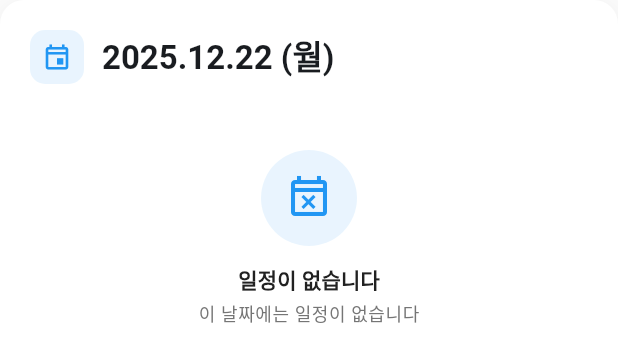
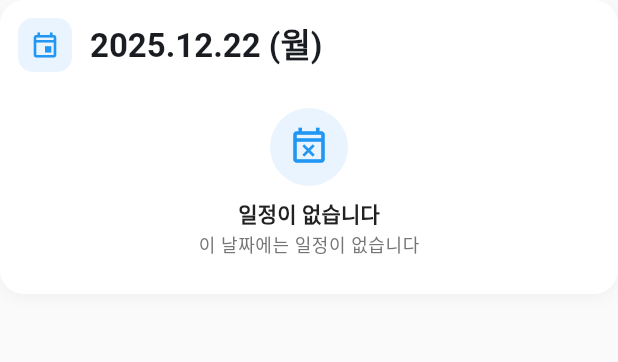
Before and after one commit to rbtc2/Jiwonham, a Flutter app: the CalendarScheduleList widget shown alone on an empty page, opened directly with empty values, on a phone screen of 412 x 824 dp. Shown: the top 362 px of the screen. Run offline on Flutter 3.47's test engine with Material 3 defaults, Android fonts, the phone set to English and light mode, and no system bars; our stand-ins replace shared_preferences; accounts and stored records are empty; Roboto replaces fonts that are missing (Pretendard).

Commit message:
캘린더ui수정중

```diff
--- a/lib/screens/calendar/widgets/calendar_schedule_list.dart
+++ b/lib/screens/calendar/widgets/calendar_schedule_list.dart
@@ -37,7 +37,9 @@ class CalendarScheduleList extends StatelessWidget {
     final dateText = '${_formatDate(selectedDate)} ($dayOfWeek)';
 
     return ModernCard(
-      padding: const EdgeInsets.all(20.0),
+      padding: const EdgeInsets.all(12.0),
+      child: SingleChildScrollView(
+        physics: const AlwaysScrollableScrollPhysics(),
         child: Column(
           crossAxisAlignment: CrossAxisAlignment.start,
           mainAxisSize: MainAxisSize.min,
@@ -47,26 +49,26 @@ class CalendarScheduleList extends StatelessWidget {
               icon: Icons.event_outlined,
               iconColor: AppColors.primary,
             ),
-          const SizedBox(height: 20),
+            const SizedBox(height: 12),
             if (events.isEmpty)
               Padding(
-              padding: const EdgeInsets.symmetric(vertical: 24),
+                padding: const EdgeInsets.symmetric(vertical: 12),
                 child: Center(
                   child: Column(
                     children: [
                       Container(
-                      padding: const EdgeInsets.all(16),
+                        padding: const EdgeInsets.all(12),
                         decoration: BoxDecoration(
                           color: AppColors.primary.withValues(alpha: 0.1),
                           shape: BoxShape.circle,
                         ),
                         child: Icon(
                           Icons.event_busy_outlined,
-                        size: 32,
+                          size: 28,
                           color: AppColors.primary,
                         ),
                       ),
-                    const SizedBox(height: 12),
+                      const SizedBox(height: 8),
                       Text(
                         AppStrings.noSchedule,
                         style: Theme.of(context).textTheme.titleSmall?.copyWith(
@@ -74,7 +76,7 @@ class CalendarScheduleList extends StatelessWidget {
                           fontWeight: FontWeight.w600,
                         ),
                       ),
-                    const SizedBox(height: 4),
+                      const SizedBox(height: 2),
                       Text(
                         '이 날짜에는 일정이 없습니다',
                         style: Theme.of(context).textTheme.bodySmall?.copyWith(
@@ -98,6 +100,7 @@ class CalendarScheduleList extends StatelessWidget {
               }),
           ],
         ),
+      ),
     );
   }
 }
```
Lines whose indentation alone changed are shown as unchanged.
